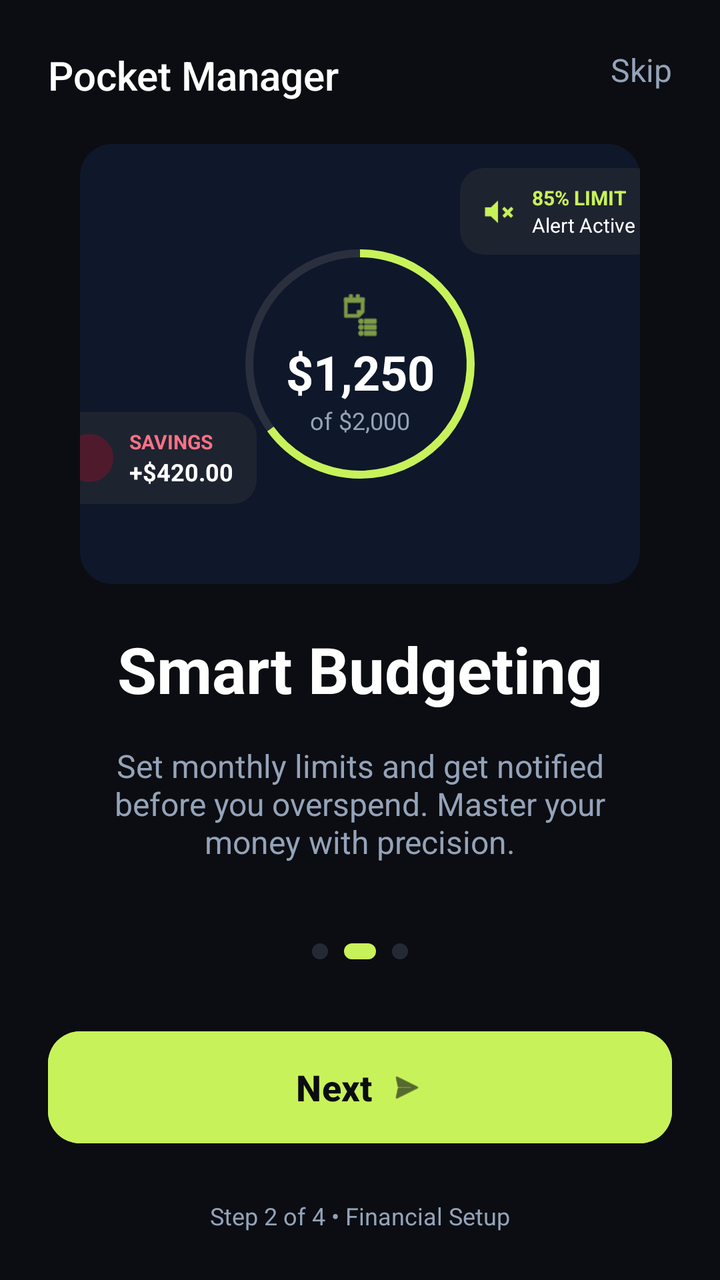
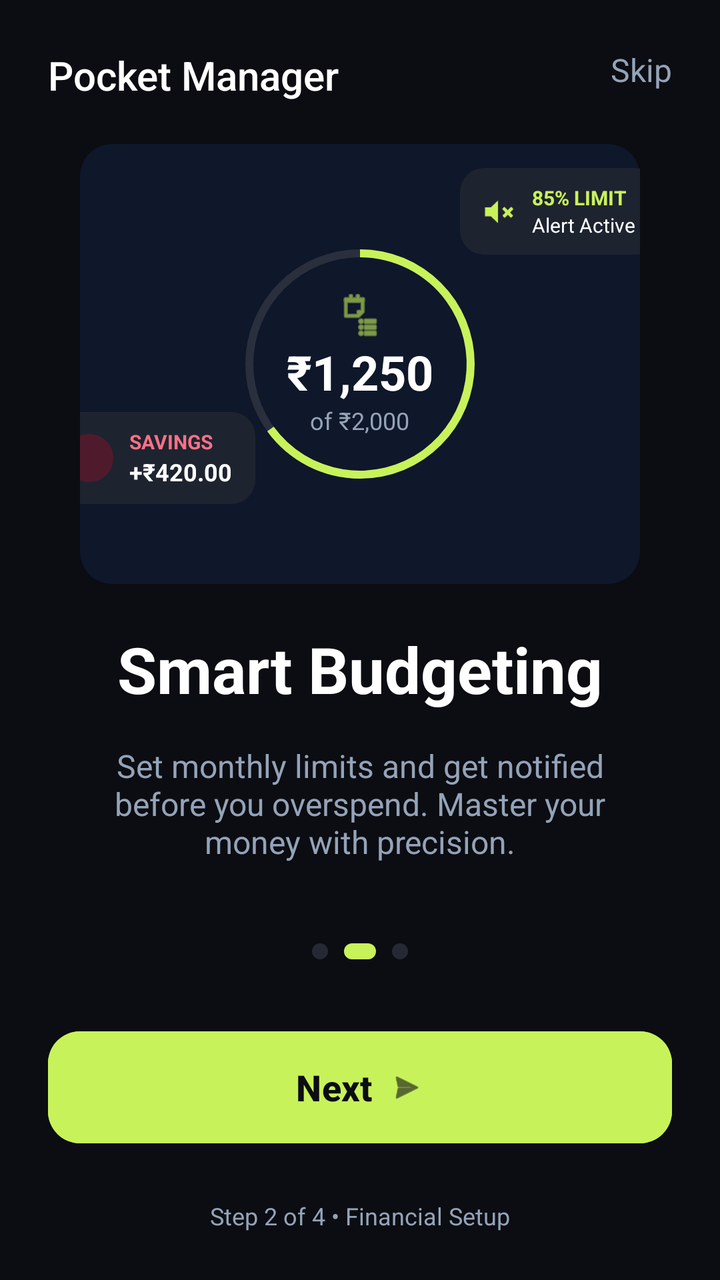

The first picture is an Android layout as it rendered before a commit; the second is the same layout after the commit. The layout source and the unified diff follow.
<!-- AndroidManifest.xml: application theme Theme.Moneymap -->
<!-- res/layout/activity_onboarding2.xml -->
<?xml version="1.0" encoding="utf-8"?>
<androidx.constraintlayout.widget.ConstraintLayout xmlns:android="http://schemas.android.com/apk/res/android"
    xmlns:app="http://schemas.android.com/apk/res-auto"
    xmlns:tools="http://schemas.android.com/tools"
    android:layout_width="match_parent"
    android:layout_height="match_parent"
    android:background="@color/bg_dark">

    
    <TextView
        android:id="@+id/tv_app_name"
        android:layout_width="wrap_content"
        android:layout_height="wrap_content"
        android:layout_marginStart="24dp"
        android:layout_marginTop="24dp"
        android:fontFamily="sans-serif-medium"
        android:text="@string/onboarding_app_name"
        android:textColor="@color/white"
        android:textSize="20sp"
        app:layout_constraintStart_toStartOf="parent"
        app:layout_constraintTop_toTopOf="parent" />

    <TextView
        android:id="@+id/btn_skip"
        android:layout_width="wrap_content"
        android:layout_height="wrap_content"
        android:layout_marginTop="24dp"
        android:layout_marginEnd="24dp"
        android:text="@string/onboarding_skip"
        android:textColor="@color/text_muted"
        android:textSize="16sp"
        app:layout_constraintEnd_toEndOf="parent"
        app:layout_constraintTop_toTopOf="parent" />

    
    <androidx.constraintlayout.widget.ConstraintLayout
        android:id="@+id/visual_container"
        android:layout_width="match_parent"
        android:layout_height="0dp"
        app:layout_constraintBottom_toTopOf="@+id/title"
        app:layout_constraintTop_toBottomOf="@id/tv_app_name">

        
        <androidx.constraintlayout.widget.ConstraintLayout
            android:id="@+id/card_budget"
            android:layout_width="280dp"
            android:layout_height="220dp"
            android:background="@drawable/summary_item_bg"
            app:layout_constraintBottom_toBottomOf="parent"
            app:layout_constraintEnd_toEndOf="parent"
            app:layout_constraintStart_toStartOf="parent"
            app:layout_constraintTop_toTopOf="parent">

            
            <ProgressBar
                android:id="@+id/budget_progress"
                style="?android:attr/progressBarStyleHorizontal"
                android:layout_width="160dp"
                android:layout_height="160dp"
                android:indeterminate="false"
                android:max="100"
                android:progress="65"
                android:progressDrawable="@drawable/goal_ring_drawable"
                app:layout_constraintBottom_toBottomOf="parent"
                app:layout_constraintEnd_toEndOf="parent"
                app:layout_constraintStart_toStartOf="parent"
                app:layout_constraintTop_toTopOf="parent" />

            <LinearLayout
                android:layout_width="wrap_content"
                android:layout_height="wrap_content"
                android:gravity="center"
                android:orientation="vertical"
                app:layout_constraintBottom_toBottomOf="@id/budget_progress"
                app:layout_constraintEnd_toEndOf="@id/budget_progress"
                app:layout_constraintStart_toStartOf="@id/budget_progress"
                app:layout_constraintTop_toTopOf="@id/budget_progress">

                <ImageView
                    android:layout_width="24dp"
                    android:layout_height="24dp"
                    android:src="@android:drawable/ic_menu_agenda"
                    app:tint="@color/accent_lime" />

                <TextView
                    android:layout_width="wrap_content"
                    android:layout_height="wrap_content"
                    android:text="$1,250"
                    android:textColor="@color/white"
                    android:textSize="24sp"
                    android:textStyle="bold" />

                <TextView
                    android:layout_width="wrap_content"
                    android:layout_height="wrap_content"
                    android:text="of $2,000"
                    android:textColor="@color/text_muted"
                    android:textSize="12sp" />
            </LinearLayout>

            
            <LinearLayout
                android:layout_width="wrap_content"
                android:layout_height="wrap_content"
                android:layout_marginTop="12dp"
                android:layout_marginEnd="-10dp"
                android:background="@drawable/category_chip_bg"
                android:backgroundTint="#1E2330"
                android:gravity="center_vertical"
                android:paddingHorizontal="12dp"
                android:paddingVertical="8dp"
                app:layout_constraintEnd_toEndOf="parent"
                app:layout_constraintTop_toTopOf="parent">

                <ImageView
                    android:layout_width="16dp"
                    android:layout_height="16dp"
                    android:src="@android:drawable/ic_lock_silent_mode"
                    app:tint="@color/accent_lime" />

                <LinearLayout
                    android:layout_width="wrap_content"
                    android:layout_height="wrap_content"
                    android:layout_marginStart="8dp"
                    android:orientation="vertical">

                    <TextView
                        android:layout_width="wrap_content"
                        android:layout_height="wrap_content"
                        android:text="85% LIMIT"
                        android:textColor="@color/accent_lime"
                        android:textSize="10sp"
                        android:textStyle="bold" />

                    <TextView
                        android:layout_width="wrap_content"
                        android:layout_height="wrap_content"
                        android:text="Alert Active"
                        android:textColor="@color/white"
                        android:textSize="10sp" />
                </LinearLayout>
            </LinearLayout>

            
            <LinearLayout
                android:layout_width="wrap_content"
                android:layout_height="wrap_content"
                android:layout_marginStart="-20dp"
                android:layout_marginBottom="40dp"
                android:background="@drawable/category_chip_bg"
                android:backgroundTint="#1E2330"
                android:gravity="center_vertical"
                android:paddingHorizontal="12dp"
                android:paddingVertical="8dp"
                app:layout_constraintBottom_toBottomOf="parent"
                app:layout_constraintStart_toStartOf="parent">

                <View
                    android:layout_width="24dp"
                    android:layout_height="24dp"
                    android:background="@drawable/badge_dot"
                    android:backgroundTint="#4F1B2C" />

                <LinearLayout
                    android:layout_width="wrap_content"
                    android:layout_height="wrap_content"
                    android:layout_marginStart="8dp"
                    android:orientation="vertical">

                    <TextView
                        android:layout_width="wrap_content"
                        android:layout_height="wrap_content"
                        android:text="SAVINGS"
                        android:textColor="#FB7185"
                        android:textSize="10sp"
                        android:textStyle="bold" />

                    <TextView
                        android:layout_width="wrap_content"
                        android:layout_height="wrap_content"
                        android:text="+$420.00"
                        android:textColor="@color/white"
                        android:textSize="12sp"
                        android:textStyle="bold" />
                </LinearLayout>
            </LinearLayout>

        </androidx.constraintlayout.widget.ConstraintLayout>

    </androidx.constraintlayout.widget.ConstraintLayout>

    
    <TextView
        android:id="@+id/title"
        android:layout_width="match_parent"
        android:layout_height="wrap_content"
        android:layout_marginHorizontal="48dp"
        android:layout_marginBottom="16dp"
        android:gravity="center"
        android:text="@string/onboarding_2_title"
        android:textColor="@color/white"
        android:textSize="32sp"
        android:textStyle="bold"
        app:layout_constraintBottom_toTopOf="@+id/subtitle" />

    <TextView
        android:id="@+id/subtitle"
        android:layout_width="match_parent"
        android:layout_height="wrap_content"
        android:layout_marginHorizontal="48dp"
        android:layout_marginBottom="40dp"
        android:gravity="center"
        android:text="@string/onboarding_2_subtitle"
        android:textColor="@color/text_muted"
        android:textSize="16sp"
        app:layout_constraintBottom_toTopOf="@+id/pagination_dots" />

    
    <LinearLayout
        android:id="@+id/pagination_dots"
        android:layout_width="wrap_content"
        android:layout_height="wrap_content"
        android:layout_marginBottom="32dp"
        android:orientation="horizontal"
        app:layout_constraintBottom_toTopOf="@+id/continue_button"
        app:layout_constraintEnd_toEndOf="parent"
        app:layout_constraintStart_toStartOf="parent">

        <View
            android:layout_width="8dp"
            android:layout_height="8dp"
            android:layout_marginHorizontal="4dp"
            android:background="@drawable/badge_dot"
            android:backgroundTint="#242936" />

        <View
            android:layout_width="16dp"
            android:layout_height="8dp"
            android:layout_marginHorizontal="4dp"
            android:background="@drawable/category_chip_bg"
            android:backgroundTint="@color/accent_lime" />

        <View
            android:layout_width="8dp"
            android:layout_height="8dp"
            android:layout_marginHorizontal="4dp"
            android:background="@drawable/badge_dot"
            android:backgroundTint="#242936" />
    </LinearLayout>

    
    <com.google.android.material.button.MaterialButton
        android:id="@+id/continue_button"
        android:layout_width="match_parent"
        android:layout_height="64dp"
        android:layout_marginHorizontal="24dp"
        android:layout_marginBottom="24dp"
        android:backgroundTint="@color/accent_lime"
        android:text="@string/onboarding_next"
        android:textAllCaps="false"
        android:textColor="@color/bg_dark"
        android:textSize="18sp"
        android:textStyle="bold"
        app:cornerRadius="16dp"
        app:icon="@android:drawable/ic_menu_send"
        app:iconGravity="textEnd"
        app:iconTint="@color/bg_dark"
        app:layout_constraintBottom_toTopOf="@id/tv_step" />

    <TextView
        android:id="@+id/tv_step"
        android:layout_width="wrap_content"
        android:layout_height="wrap_content"
        android:layout_marginBottom="24dp"
        android:text="@string/onboarding_step_2"
        android:textColor="@color/text_muted"
        android:textSize="12sp"
        app:layout_constraintBottom_toBottomOf="parent"
        app:layout_constraintEnd_toEndOf="parent"
        app:layout_constraintStart_toStartOf="parent" />

</androidx.constraintlayout.widget.ConstraintLayout>
<!-- resources referenced by this layout -->
<resources>
  <color name="accent_lime">#C8F25A</color>
  <color name="bg_dark">#0B0D12</color>
  <color name="text_muted">#94A3B8</color>
  <color name="white">#FFFFFFFF</color>
  <!-- drawable badge_dot (drawable) -->
  <?xml version="1.0" encoding="utf-8"?>
  <shape xmlns:android="http://schemas.android.com/apk/res/android"
      android:shape="oval">
      <solid android:color="@color/expense_red" />
      <stroke android:width="1.5dp" android:color="@color/bg_dark" />
  </shape>
  <!-- drawable category_chip_bg (drawable) -->
  <?xml version="1.0" encoding="utf-8"?>
  <shape xmlns:android="http://schemas.android.com/apk/res/android">
      <solid android:color="#2A2F3E" />
      <corners android:radius="12dp" />
  </shape>
  <!-- drawable goal_ring_drawable (drawable) -->
  <?xml version="1.0" encoding="utf-8"?>
  <layer-list xmlns:android="http://schemas.android.com/apk/res/android">
      <item>
          <shape
              android:shape="ring"
              android:thickness="4dp"
              android:useLevel="false">
              <solid android:color="#2A2F3E" />
          </shape>
      </item>
      <item>
          <rotate
              android:fromDegrees="270"
              android:toDegrees="270">
              <shape
                  android:shape="ring"
                  android:thickness="4dp"
                  android:useLevel="true">
                  <solid android:color="@color/accent_lime" />
              </shape>
          </rotate>
      </item>
  </layer-list>
  <!-- drawable summary_item_bg (drawable) -->
  <?xml version="1.0" encoding="utf-8"?>
  <shape xmlns:android="http://schemas.android.com/apk/res/android">
      <solid android:color="#0F172A" />
      <corners android:radius="16dp" />
  </shape>
  <string name="onboarding_2_subtitle">Set monthly limits and get notified before you overspend. Master your money with precision.</string>
  <string name="onboarding_2_title">Smart Budgeting</string>
  <string name="onboarding_app_name">Pocket Manager</string>
  <string name="onboarding_next">Next</string>
  <string name="onboarding_skip">Skip</string>
  <string name="onboarding_step_2">Step 2 of 4 • Financial Setup</string>
  <style name="Theme.Moneymap" parent="Base.Theme.Moneymap" />
  <color name="expense_red">#FB7185</color>
  <style name="Base.Theme.Moneymap" parent="Theme.Material3.DayNight.NoActionBar">
          
          <item name="colorPrimary">@color/accent_lime</item>
          <item name="android:windowBackground">@color/bg_dark</item>
          <item name="android:statusBarColor">@color/bg_dark</item>
          <item name="android:navigationBarColor">@color/surface_card</item>
  
          
          <item name="android:textColorPrimary">@color/text_primary</item>
          <item name="android:textColorSecondary">@color/text_muted</item>
      </style>
  <color name="surface_card">#161A24</color>
  <color name="text_primary">#E8ECF4</color>
</resources>

<!-- the commit's change to res/layout/activity_onboarding2.xml (unified diff, before → after) -->
@@ -85,7 +85,7 @@
                 <TextView
                     android:layout_width="wrap_content"
                     android:layout_height="wrap_content"
-                    android:text="$1,250"
+                    android:text="₹1,250"
                     android:textColor="@color/white"
                     android:textSize="24sp"
                     android:textStyle="bold" />
@@ -93,7 +93,7 @@
                 <TextView
                     android:layout_width="wrap_content"
                     android:layout_height="wrap_content"
-                    android:text="of $2,000"
+                    android:text="of ₹2,000"
                     android:textColor="@color/text_muted"
                     android:textSize="12sp" />
             </LinearLayout>
@@ -178,7 +178,7 @@
                     <TextView
                         android:layout_width="wrap_content"
                         android:layout_height="wrap_content"
-                        android:text="+$420.00"
+                        android:text="+₹420.00"
                         android:textColor="@color/white"
                         android:textSize="12sp"
                         android:textStyle="bold" />
